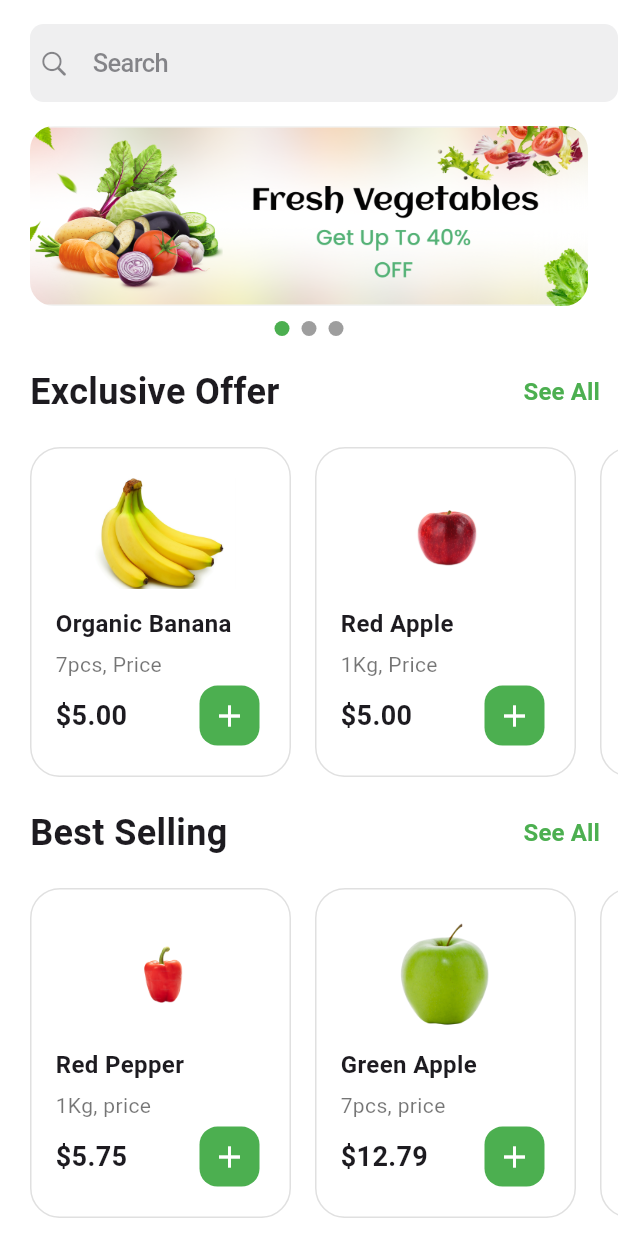
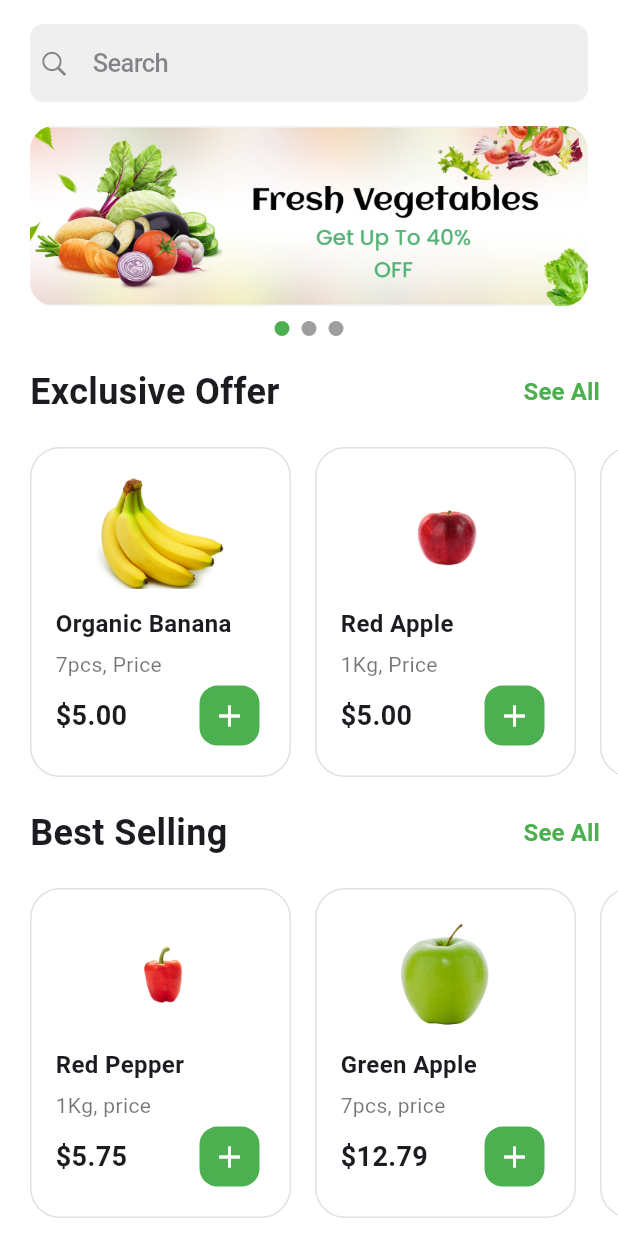
Before and after one commit to BorosSmosSne/groceries_app, a Flutter app: the screen it shows after launch, on a phone screen of 412 x 824 dp. Run offline on Flutter 3.47's test engine with Material 3 defaults, Android fonts, the phone set to English and light mode, and no system bars; drawn by our look-alikes of carousel_slider; our stand-ins replace device_preview; Roboto replaces fonts that are missing (Poppin, Poppins).

Commit message:
slider complete

```diff
--- a/lib/screens/home_screen.dart
+++ b/lib/screens/home_screen.dart
@@ -87,7 +87,7 @@ class _HomeScreenState extends State<HomeScreen> {
   final List<String> _slider = [
     'assets/images/B1.png',
     'assets/images/B2.jpg',
-    'assets/images/B3.png',
+    'assets/images/B7.jpg',
   ];
   final List<Grocery> _groceries = [
     Grocery(id: '1', imagePath: 'assets/images/pulses1.png', name: 'Pulses'),
@@ -102,7 +102,12 @@ class _HomeScreenState extends State<HomeScreen> {
         scrollDirection: Axis.vertical,
         children: [
           Padding(
-            padding: const EdgeInsets.only(left: 20, top: 16, bottom: 16),
+            padding: const EdgeInsets.only(
+              left: 20,
+              top: 16,
+              bottom: 16,
+              right: 20,
+            ),
             child: CupertinoSearchTextField(
               style: TextStyle(
                 fontFamily: 'Poppin',
```
Also changed, not shown: assets/images/B4.png (added), assets/images/B5.jpg (added), assets/images/B6.jpg (added), assets/images/B7.jpg (added).
